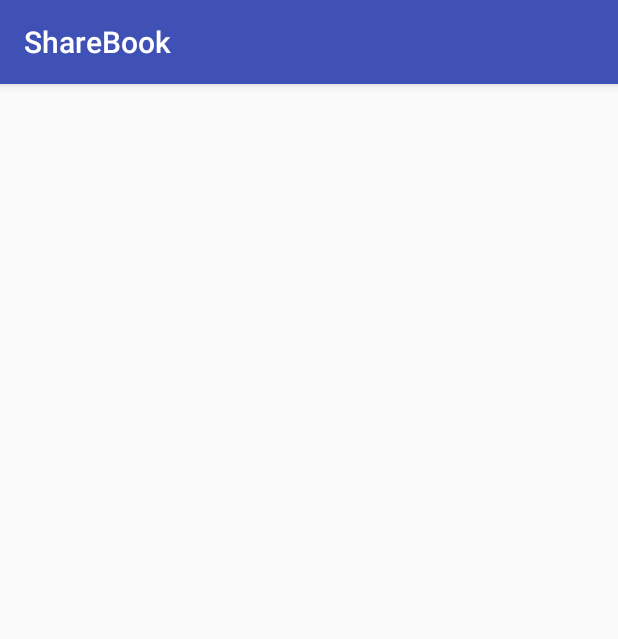
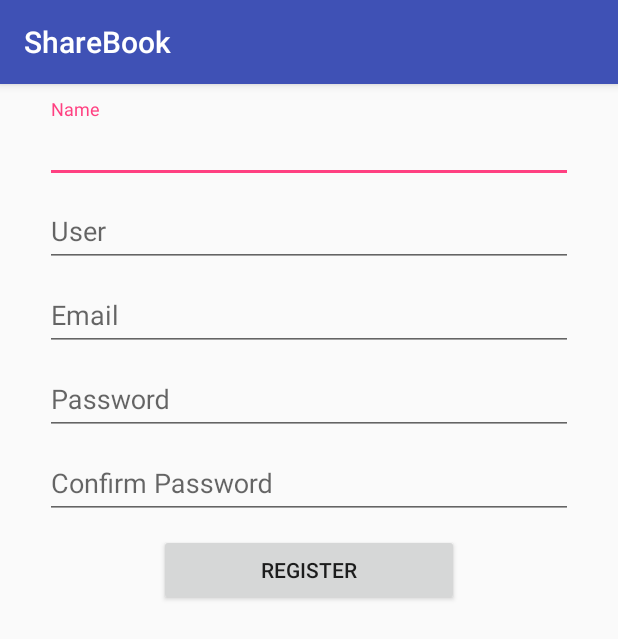
Before and after one commit to pablo-johnson/Capstone-Project, an Android app: the fragment SignUpFragment shown on its own in the app's theme, on a phone screen of 412 x 824 dp. Shown: the top 639 px of the screen. Run offline under Robolectric (Android 15) with nearby library versions, the phone set to English and light mode, and no system bars; our stand-ins replace ButterKnife; 2 statements that could not run were skipped.

Commit message:
SignUp UI

```diff
--- a/ShareBook/app/src/main/java/com/johnson/pablo/sharebook/ui/signIn/signUp/SignUpFragment.java
+++ b/ShareBook/app/src/main/java/com/johnson/pablo/sharebook/ui/signIn/signUp/SignUpFragment.java
@@ -9,6 +9,8 @@ import android.view.ViewGroup;
 
 import com.johnson.pablo.sharebook.R;
 import com.johnson.pablo.sharebook.ui.common.ShareBookFragment;
+
+import butterknife.ButterKnife;
 
 /**
  * @author Pablo Johnson (pablo.88j@gmail.com)
@@ -33,8 +35,9 @@ public class SignUpFragment extends ShareBookFragment {
     @Override
     public View onCreateView(LayoutInflater inflater, ViewGroup container,
                              Bundle savedInstanceState) {
-        // Inflate the layout for this fragment
-        return inflater.inflate(R.layout.fragment_sign_up, container, false);
+        View view = inflater.inflate(R.layout.fragment_sign_up, container, false);
+        ButterKnife.bind(this, view);
+        return view;
     }
 
 }
--- a/ShareBook/app/src/main/java/com/johnson/pablo/sharebook/ui/signIn/welcome/WelcomeFragment.java
+++ b/ShareBook/app/src/main/java/com/johnson/pablo/sharebook/ui/signIn/welcome/WelcomeFragment.java
@@ -10,6 +10,7 @@ import android.widget.Button;
 import com.johnson.pablo.sharebook.R;
 import com.johnson.pablo.sharebook.ui.common.ShareBookFragment;
 import com.johnson.pablo.sharebook.ui.signIn.signIn.SignInFragment;
+import com.johnson.pablo.sharebook.ui.signIn.signUp.SignUpFragment;
 
 import butterknife.BindView;
 import butterknife.ButterKnife;
@@ -23,6 +24,11 @@ public class WelcomeFragment extends ShareBookFragment {
     @OnClick(R.id.signInButton)
     public void onSignInClick() {
         fragmentListener.replaceFragment(R.id.signUpContainer, SignInFragment.newInstance(), true);
+    }
+
+    @OnClick(R.id.signUpButton)
+    public void onSignUpClick() {
+        fragmentListener.replaceFragment(R.id.signUpContainer, SignUpFragment.newInstance(), true);
     }
 
     @BindView(R.id.signUpButton)
--- a/ShareBook/app/src/main/res/layout/fragment_sign_in.xml
+++ b/ShareBook/app/src/main/res/layout/fragment_sign_in.xml
@@ -43,13 +43,23 @@
 
     </android.support.design.widget.TextInputLayout>
 
+    <TextView
+        android:id="@+id/forgotPassword"
+        android:layout_width="wrap_content"
+        android:layout_height="wrap_content"
+        android:layout_alignParentRight="true"
+        android:layout_below="@id/passwordWrapper"
+        android:layout_marginRight="20dp"
+        android:layout_marginTop="5dp"
+        android:text="@string/forgotPasswordLabel" />
+
     <Button
         android:layout_width="200dp"
         android:layout_height="wrap_content"
-        android:layout_below="@id/passwordWrapper"
+        android:layout_below="@id/forgotPassword"
         android:layout_centerHorizontal="true"
         android:layout_marginBottom="10dp"
-        android:layout_marginTop="10dp"
+        android:layout_marginTop="15dp"
         android:gravity="center"
         android:text="@string/loginLabel" />
 
--- a/ShareBook/app/src/main/res/layout/fragment_sign_up.xml
+++ b/ShareBook/app/src/main/res/layout/fragment_sign_up.xml
@@ -1,7 +1,115 @@
-<FrameLayout xmlns:android="http://schemas.android.com/apk/res/android"
+<RelativeLayout xmlns:android="http://schemas.android.com/apk/res/android"
     xmlns:tools="http://schemas.android.com/tools"
     android:layout_width="match_parent"
     android:layout_height="match_parent"
+    android:layout_margin="10dp"
     tools:context="com.johnson.pablo.sharebook.ui.signIn.signUp.SignUpFragment">
 
-</FrameLayout>
+    <android.support.design.widget.TextInputLayout
+        android:id="@+id/nameWrapper"
+        android:layout_width="match_parent"
+        android:layout_height="wrap_content"
+        android:layout_marginLeft="20dp"
+        android:layout_marginRight="20dp">
+
+        <EditText
+            android:id="@+id/name"
+            android:layout_width="match_parent"
+            android:layout_height="wrap_content"
+            android:hint="@string/nameLabel"
+            android:lines="1"
+            android:maxLines="1"
+            android:singleLine="true" />
+
+    </android.support.design.widget.TextInputLayout>
+
+    <android.support.design.widget.TextInputLayout
+        android:id="@+id/usernameWrapper"
+        android:layout_width="match_parent"
+        android:layout_height="wrap_content"
+        android:layout_below="@id/nameWrapper"
+        android:layout_marginLeft="20dp"
+        android:layout_marginRight="20dp">
+
+        <EditText
+            android:id="@+id/username"
+            android:layout_width="match_parent"
+            android:layout_height="wrap_content"
+            android:hint="@string/userLabel"
+            android:lines="1"
+            android:maxLines="1"
+            android:singleLine="true" />
+
+    </android.support.design.widget.TextInputLayout>
+
+    <android.support.design.widget.TextInputLayout
+        android:id="@+id/emailWrapper"
+        android:layout_width="match_parent"
+        android:layout_height="wrap_content"
+        android:layout_below="@id/usernameWrapper"
+        android:layout_marginLeft="20dp"
+        android:layout_marginRight="20dp">
+
+        <EditText
+            android:id="@+id/email"
+            android:layout_width="match_parent"
+            android:layout_height="wrap_content"
+            android:hint="@string/emailLabel"
+            android:inputType="textEmailAddress"
+            android:lines="1"
+            android:maxLines="1"
+            android:singleLine="true" />
+
+    </android.support.design.widget.TextInputLayout>
+
+    <android.support.design.widget.TextInputLayout
+        android:id="@+id/passwordWrapper"
+        android:layout_width="match_parent"
+        android:layout_height="wrap_content"
+        android:layout_below="@id/emailWrapper"
+        android:layout_marginLeft="20dp"
+        android:layout_marginRight="20dp">
+
+        <EditText
+            android:id="@+id/password"
+            android:layout_width="match_parent"
+            android:layout_height="wrap_content"
+            android:hint="@string/passwordLabel"
+            android:inputType="textPassword"
+            android:lines="1"
+            android:maxLines="1"
+            android:singleLine="true" />
+
+    </android.support.design.widget.TextInputLayout>
+
+    <android.support.design.widget.TextInputLayout
+        android:id="@+id/confirmPasswordWrapper"
+        android:layout_width="match_parent"
+        android:layout_height="wrap_content"
+        android:layout_below="@id/passwordWrapper"
+        android:layout_marginLeft="20dp"
+        android:layout_marginRight="20dp">
+
+        <EditText
+            android:id="@+id/confirmPassword"
+            android:layout_width="match_parent"
+            android:layout_height="wrap_content"
+            android:hint="@string/confirmPasswordLabel"
+            android:inputType="textPassword"
+            android:lines="1"
+            android:maxLines="1"
+            android:singleLine="true" />
+
+    </android.support.design.widget.TextInputLayout>
+
+    <Button
+        android:layout_width="200dp"
+        android:layout_height="wrap_content"
+        android:layout_below="@id/confirmPasswordWrapper"
+        android:layout_centerHorizontal="true"
+        android:layout_margin="10dp"
+        android:gravity="center"
+        android:text="@string/registerLabel" />
+
+
+</RelativeLayout>
--- a/ShareBook/app/src/main/res/values/strings.xml
+++ b/ShareBook/app/src/main/res/values/strings.xml
@@ -12,4 +12,9 @@
     <string name="userLabel">User</string>
     <string name="passwordLabel">Password</string>
     <string name="loginLabel">Login</string>
+    <string name="forgotPasswordLabel">Forgot your password?</string>
+    <string name="nameLabel">Name</string>
+    <string name="emailLabel">Email</string>
+    <string name="confirmPasswordLabel">Confirm Password</string>
+    <string name="registerLabel">Register</string>
 </resources>
```
